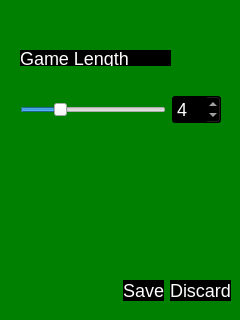
Before: the Qt Designer form settingsdialog.ui in rochford/cutefootball, drawn with Qt 5.
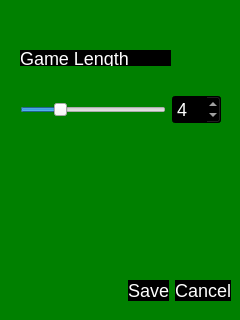
After: the same form once the commit is applied.

```diff
--- a/settingsdialog.ui
+++ b/settingsdialog.ui
@@ -229,7 +229,7 @@
     <enum>Qt::Horizontal</enum>
    </property>
    <property name="standardButtons">
-    <set>QDialogButtonBox::Discard|QDialogButtonBox::Save</set>
+    <set>QDialogButtonBox::Cancel|QDialogButtonBox::Save</set>
    </property>
   </widget>
   <widget class="QWidget" name="horizontalLayoutWidget">
```
